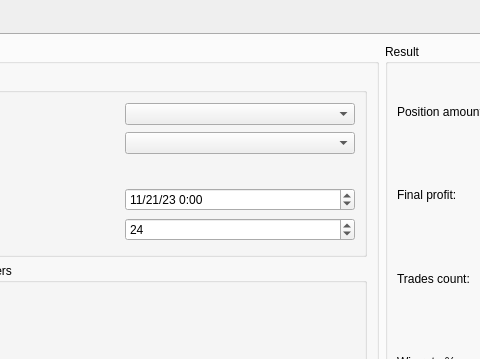
First picture: the form in frontend/mainwindow.ui, repository 84k491/crypto_cpp, before the edit; both pictures show x 156 to 636 and y 0 to 359 of the 1076 by 1100 pixel window.
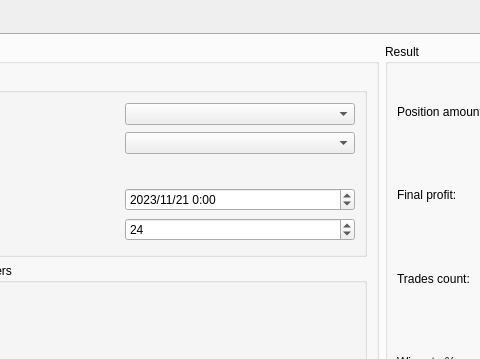
Second picture: the form after the edit.

Diff of the .ui file:
```diff
--- a/frontend/mainwindow.ui
+++ b/frontend/mainwindow.ui
@@ -113,7 +113,7 @@
                      </date>
                     </property>
                     <property name="displayFormat">
-                     <string>M/d/yy h:mm</string>
+                     <string>yyyy/M/d h:mm</string>
                     </property>
                     <property name="timeSpec">
                      <enum>Qt::LocalTime</enum>
```
Left out of the diff: 2 changed lines with no effect on the pictures.
